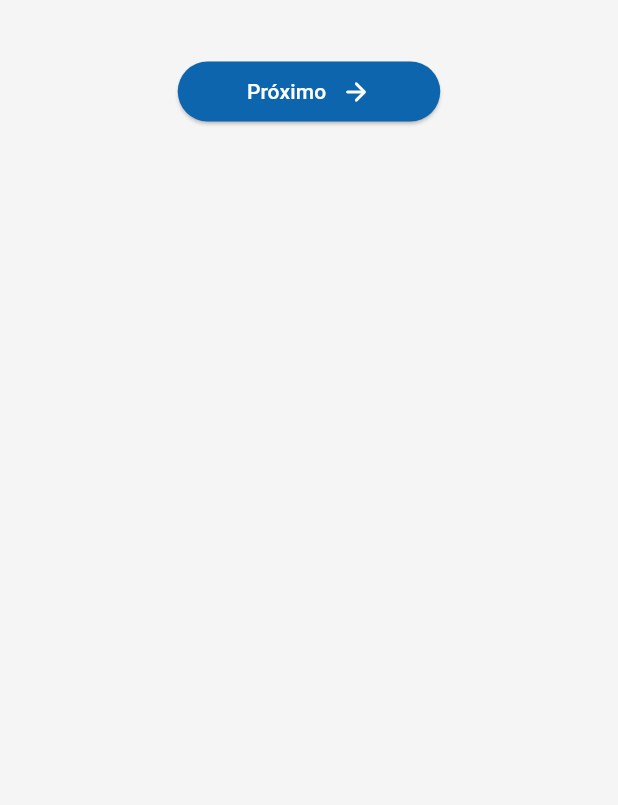
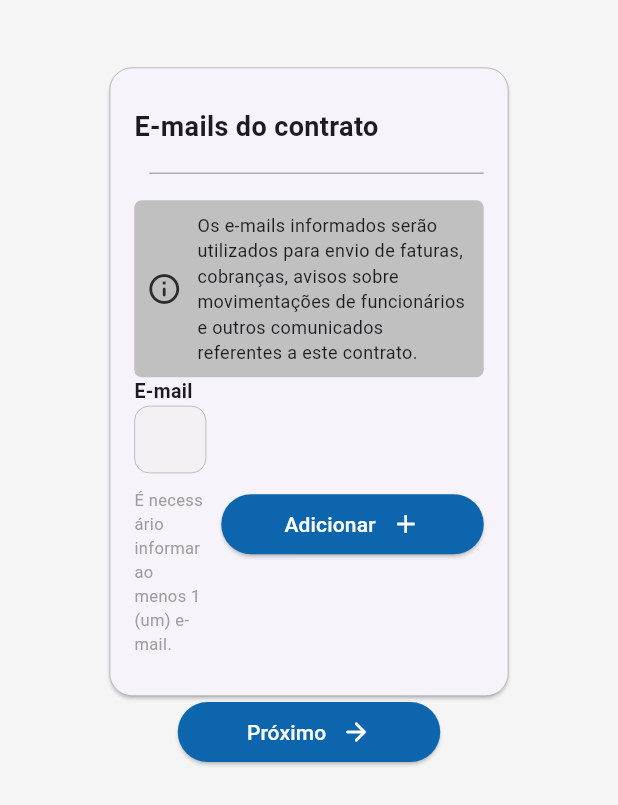
Before and after one commit to phalmeidal/signup_flutter_web, a Flutter app: the StepTwoPage screen opened directly, after a tap on "Próximo", on a phone screen of 412 x 824 dp. Shown: the top 805 px of the screen. Run offline on Flutter 3.47's test engine with Material 3 defaults, Android fonts, the phone set to English and light mode, and no system bars; our stand-ins replace get.

Commit message:
starting build to step 2/3

```diff
--- a/lib/app/views/signup_page.dart
+++ b/lib/app/views/signup_page.dart
@@ -1,10 +1,11 @@
 import 'package:flutter/material.dart';
+import 'package:flutter/rendering.dart';
 import 'package:get/get.dart';
 import 'package:sign_up_page/app/controllers/signup_controller.dart';
-import 'package:sign_up_page/app/views/step_four.dart';
-import 'package:sign_up_page/app/views/step_one.dart';
-import 'package:sign_up_page/app/views/step_three.dart';
-import 'package:sign_up_page/app/views/step_two.dart';
+import 'package:sign_up_page/app/views/step_four/step_four.dart';
+import 'package:sign_up_page/app/views/step_one/step_one.dart';
+import 'package:sign_up_page/app/views/step_three/step_three.dart';
+import 'package:sign_up_page/app/views/step_two/step_two.dart';
 import 'package:sign_up_page/widgets/custom_app_bar.dart';
 import 'package:sign_up_page/widgets/signup_progress.dart';
 
@@ -24,6 +25,13 @@ class SignupPage extends StatelessWidget {
         body: Center(
           child: Padding(
             padding: const EdgeInsets.all(16.0),
+            child: LayoutBuilder(builder: (context, constraints) {
+              bool enableScroll = constraints.maxHeight < 600;
+              return enableScroll
+                  ? SingleChildScrollView(
+                      child: ConstrainedBox(
+                        constraints: BoxConstraints(
+                            maxHeight: MediaQuery.of(context).size.height),
                         child: Column(
                           children: [
                             SizedBox(
@@ -61,7 +69,49 @@ class SignupPage extends StatelessWidget {
                           ],
                         ),
                       ),
+                    )
+                  : ConstrainedBox(
+                      constraints: BoxConstraints(
+                          maxHeight: MediaQuery.of(context).size.height),
+                      child: Column(
+                        children: [
+                          SizedBox(
+                            width: MediaQuery.of(context).size.width * 0.7,
+                            height: 60,
+                            child: const Text(
+                              'Cadastro nova empresa',
+                              style: TextStyle(
+                                fontSize: 24,
+                                fontWeight: FontWeight.bold,
+                              ),
+                            ),
+                          ),
+                          Obx(() {
+                            return SignupProgress(
+                              currentStep: controller.currentStep.value + 1,
+                            );
+                          }),
+                          Flexible(
+                            child: Obx(() {
+                              switch (controller.currentStep.value) {
+                                case 0:
+                                  return StepOnePage();
+                                case 1:
+                                  return StepTwoPage();
+                                case 2:
+                                  return StepThreePage();
+                                case 3:
+                                  return StepFourPage();
+                                default:
+                                  return StepOnePage();
+                              }
+                            }),
+                          ),
+                        ],
                       ),
                     );
+            }),
+          ),
+        ));
   }
 }
--- a/lib/app/views/step_two.dart
+++ /dev/null
@@ -1,33 +0,0 @@
-import 'package:flutter/material.dart';
-import 'package:get/get.dart';
-import 'package:sign_up_page/app/controllers/signup_controller.dart';
-import 'package:sign_up_page/widgets/custom_buttom.dart';
-
-class StepTwoPage extends StatelessWidget {
-  final SignupController _signupController = Get.put(SignupController());
-  StepTwoPage({super.key});
-
-  @override
-  Widget build(BuildContext context) {
-    return Scaffold(
-      backgroundColor: Color(const Color.fromARGB(255, 245, 245, 245).value),
-      body: Center(
-        child: Padding(
-          padding: const EdgeInsets.all(16.0),
-          child: Column(
-            children: [
-              const SizedBox(height: 25),
-              CustomButton(
-                customName: 'Próximo',
-                customIcon: Icons.arrow_forward_rounded,
-                onPressed: () {
-                  _signupController.nextStep();
-                },
-              ),
-            ],
-          ),
-        ),
-      ),
-    );
-  }
-}
--- /dev/null
+++ b/lib/app/views/step_two/step_two.dart
@@ -0,0 +1,128 @@
+import 'package:flutter/material.dart';
+import 'package:get/get.dart';
+import 'package:sign_up_page/app/controllers/signup_controller.dart';
+import 'package:sign_up_page/widgets/custom_buttom.dart';
+import 'package:sign_up_page/widgets/custom_text_form_field.dart';
+
+class StepTwoPage extends StatelessWidget {
+  final SignupController _signupController = Get.put(SignupController());
+  StepTwoPage({super.key});
+
+  @override
+  Widget build(BuildContext context) {
+    return Scaffold(
+      backgroundColor: Color(const Color.fromARGB(255, 245, 245, 245).value),
+      body: Center(
+        child: Padding(
+          padding: const EdgeInsets.all(16.0),
+          child: Column(
+            children: [
+              const SizedBox(height: 25),
+              LayoutBuilder(
+                builder: (context, constraints) {
+                  return Column(
+                    children: [
+                      Card(
+                        surfaceTintColor: Colors.white,
+                        shape: RoundedRectangleBorder(
+                          borderRadius: BorderRadius.circular(15),
+                        ),
+                        child: Container(
+                          decoration: BoxDecoration(
+                            border: Border.all(
+                              color: const Color.fromARGB(75, 0, 0, 0),
+                              width: 0.5,
+                            ),
+                            borderRadius: BorderRadius.circular(15),
+                          ),
+                          width: constraints.maxWidth * 0.7,
+                          child: Padding(
+                            padding: const EdgeInsets.all(16.0),
+                            child: Form(
+                              child: Column(
+                                crossAxisAlignment: CrossAxisAlignment.start,
+                                children: [
+                                  const SizedBox(height: 10),
+                                  const Text(
+                                    'E-mails do contrato',
+                                    style: TextStyle(
+                                      fontSize: 18,
+                                      fontWeight: FontWeight.bold,
+                                    ),
+                                  ),
+                                  const SizedBox(height: 10),
+                                  const Divider(
+                                      color: Color.fromARGB(75, 0, 0, 0),
+                                      indent: 10),
+                                  const SizedBox(height: 10),
+                                  Container(
+                                    decoration: BoxDecoration(
+                                      color: const Color.fromARGB(
+                                          255, 192, 192, 192),
+                                      borderRadius: BorderRadius.circular(5),
+                                    ),
+                                    child: const Padding(
+                                      padding: EdgeInsets.all(
+                                          8.0), // Ajuste este valor para o espaço desejado
+                                      child: Row(
+                                        children: [
+                                          Icon(Icons.info_outline_rounded,
+                                              color: Color.fromARGB(
+                                                  255, 44, 44, 44)),
+                                          SizedBox(width: 10),
+                                          Expanded(
+                                            child: Text(
+                                              'Os e-mails informados serão utilizados para envio de faturas, cobranças, avisos sobre movimentações de funcionários e outros comunicados referentes a este contrato.',
+                                              style: TextStyle(
+                                                fontSize: 12,
+                                              ),
+                                            ),
+                                          ),
+                                        ],
+                                      ),
+                                    ),
+                                  ),
+                                  Row(
+                                    children: [
+                                      const Expanded(
+                                        child: CustomTextFormField(
+                                          fieldName: 'E-mail',
+                                          placeholder:
+                                              'Digite um e-mail para adicionar',
+                                          optionalText:
+                                              'É necessário informar ao menos 1 (um) e-mail.',
+                                        ),
+                                      ),
+                                      const SizedBox(width: 10),
+                                      CustomButton(
+                                        customName: 'Adicionar',
+                                        customIcon: Icons.add,
+                                        onPressed: () {},
+                                      ),
+                                    ],
+                                  ),
+                                ],
+                              ),
+                            ),
+                          ),
+                        ),
+                      ),
+                      CustomButton(
+                        customName: 'Próximo',
+                        customIcon: Icons.arrow_forward_rounded,
+                        onPressed: () {
+                          _signupController.nextStep();
+                        },
+                        isEnabled: true,
+                      ),
+                    ],
+                  );
+                },
+              ),
+            ],
+          ),
+        ),
+      ),
+    );
+  }
+}
--- a/lib/main.dart
+++ b/lib/main.dart
@@ -1,7 +1,6 @@
 import 'package:flutter/material.dart';
 import 'package:get/get.dart';
 import 'package:sign_up_page/app/views/signup_page.dart';
-import 'package:sign_up_page/app/views/step_one.dart';
 
 void main() {
   runApp(const MyApp());
```
Also changed, not shown: lib/app/views/step_one/step_one.dart (added, +167 -0 lines), lib/app/views/step_one/step_one_controller.dart (added, +29 -0 lines), lib/app/views/step_three.dart (deleted, +0 -33 lines), lib/app/views/step_three/step_three.dart (renamed from lib/app/views/step_one.dart, +55 -41 lines), lib/widgets/custom_text_form_field.dart (+16 -6 lines), lib/app/views/step_four/step_four.dart (renamed from lib/app/views/step_four.dart). Lines whose indentation alone changed are shown as unchanged.
